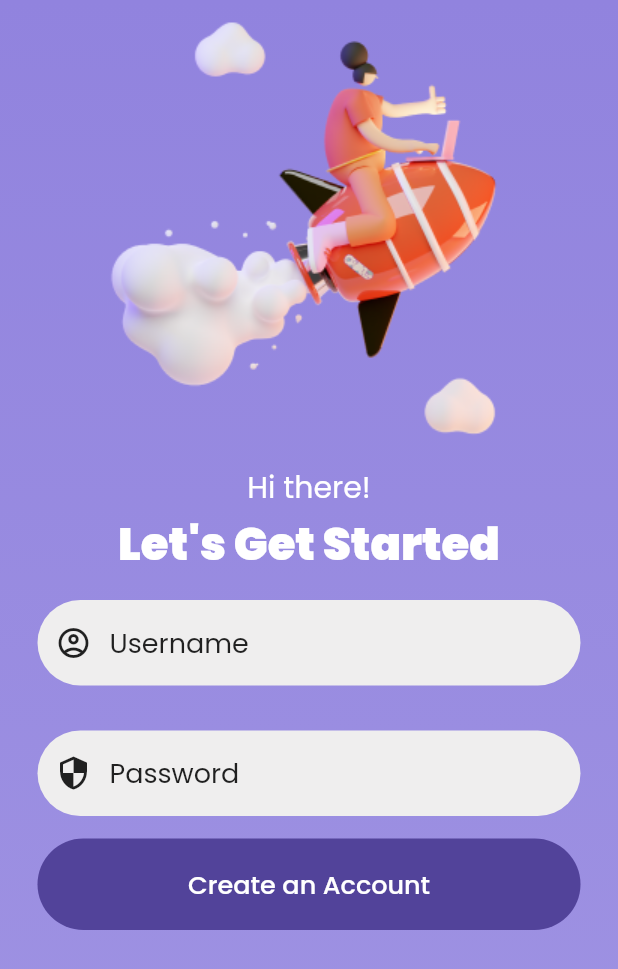
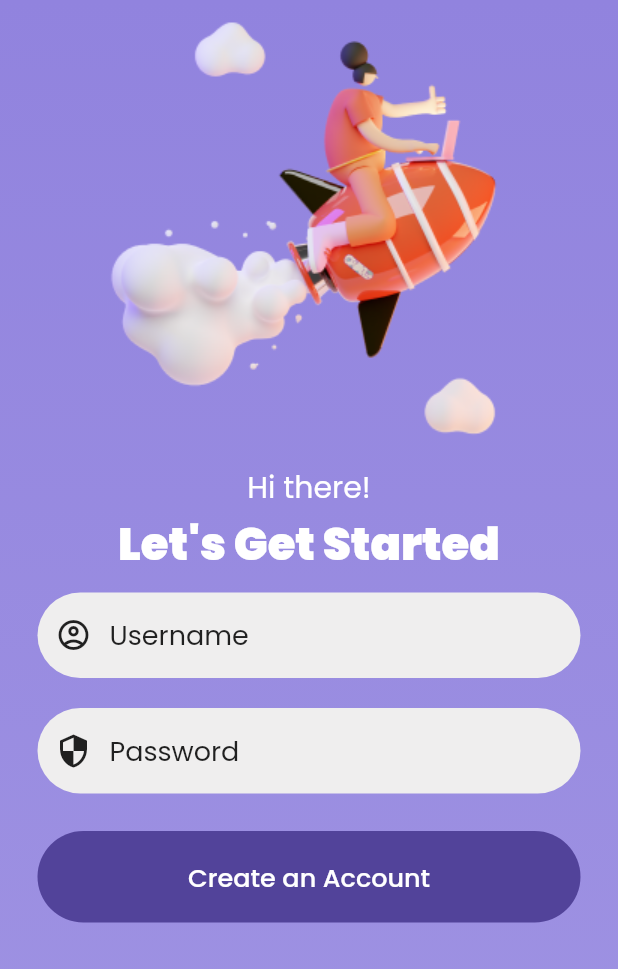
Before and after one commit to niloysikdar/Animated-Login-Screen, a Flutter app: the screen it shows after launch, on a phone screen of 412 x 824 dp. Shown: the top 969 px of the screen. Run offline on Flutter 3.47's test engine with Material 2 defaults, Android fonts, the phone set to English and light mode, and no system bars; our stand-ins replace google_fonts.

Commit message:
Style Changes

```diff
--- a/lib/screens/create_account.dart
+++ b/lib/screens/create_account.dart
@@ -40,6 +40,7 @@ class _CreateAccountState extends State<CreateAccount> {
                   prefixIcon: Icons.security_outlined,
                   obscureText: true,
                 ),
+                SizedBox(height: 15),
                 createButton(),
               ],
             ),
--- a/lib/widgets/inputfield.dart
+++ b/lib/widgets/inputfield.dart
@@ -14,7 +14,7 @@ class CustomInputField extends StatelessWidget {
     return Padding(
       padding: EdgeInsets.symmetric(
         horizontal: 25,
-        vertical: 15,
+        vertical: 10,
       ),
       child: TextFormField(
         cursorColor: Colors.black,
```
